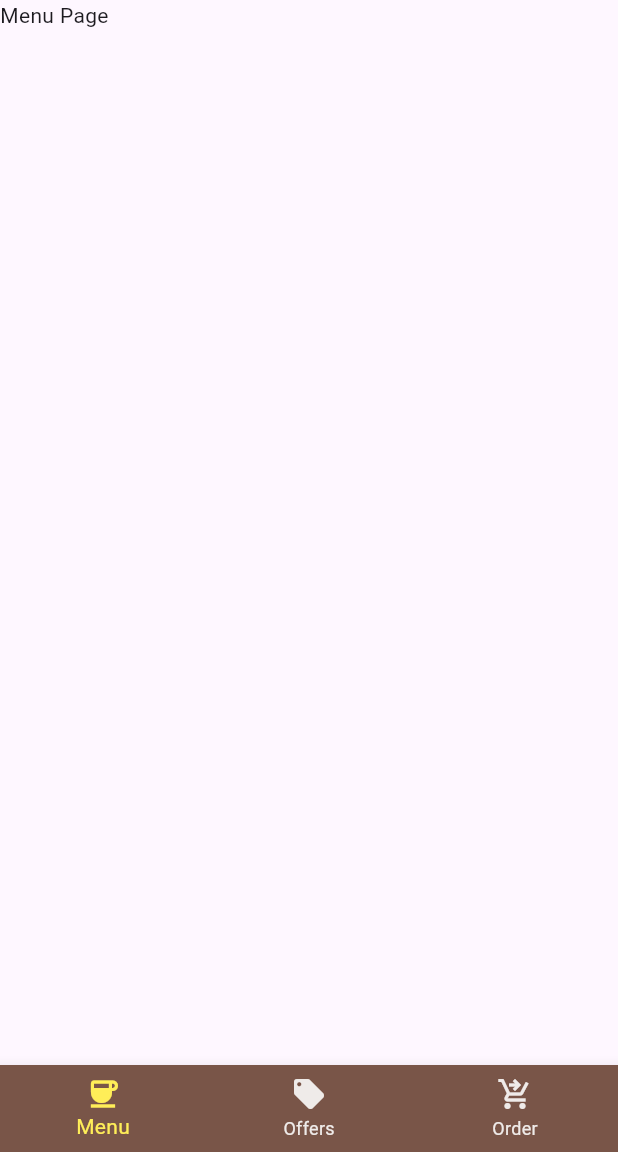
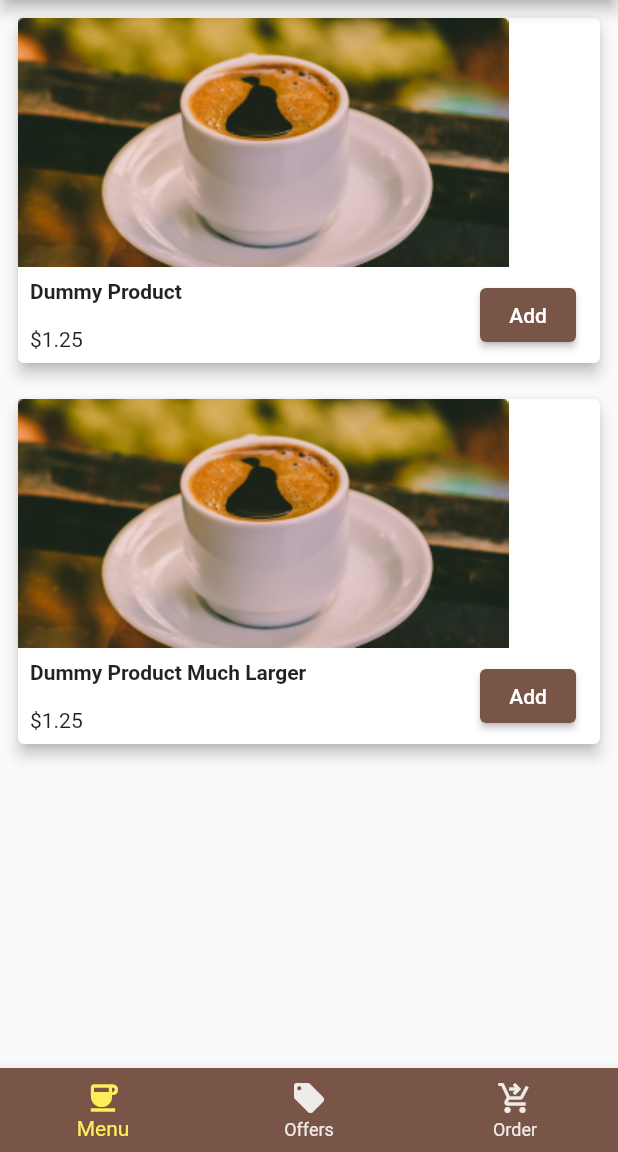
Before and after one commit to Achess01/fm-flutter, a Flutter app: the screen it shows after launch, on a phone screen of 412 x 824 dp, the part 84-1236 px from its top. Run offline on Flutter 3.47's test engine with Material 3 defaults, Android fonts, the phone set to English and light mode, and no system bars.

Commit message:
Create bottom menu pages

```diff
--- /dev/null
+++ b/lib/datamodel.dart
@@ -0,0 +1,36 @@
+class Product {
+  // Properties
+  int id;
+  String name;
+  double price;
+  String image;
+
+  String get imageUrl =>
+      "https://firtman.github.io/coffeemasters/api/images/$image";
+
+  Product({
+    required this.id,
+    required this.name,
+    required this.price,
+    required this.image,
+  });
+}
+
+class Category {
+  String name;
+  List<Product> products;
+
+  Category({
+    required this.name,
+    required this.products,
+  });
+}
+
+class ItemCart {
+  Product product;
+  int quantity;
+  ItemCart({
+    required this.product,
+    required this.quantity,
+  });
+}
--- a/lib/main.dart
+++ b/lib/main.dart
@@ -1,4 +1,6 @@
-import 'package:coffee_masters/offerspage.dart';
+import 'package:coffee_masters/pages/menupage.dart';
+import 'package:coffee_masters/pages/offerspage.dart';
+import 'package:coffee_masters/pages/orderpage.dart';
 import 'package:flutter/material.dart';
 
 void main() {
@@ -13,11 +15,9 @@ class MyApp extends StatelessWidget {
     return MaterialApp(
       title: 'Coffee Masters',
       theme: ThemeData(
-          primaryColor: Colors.brown,
-          primarySwatch: Colors.brown,
-          appBarTheme: const AppBarTheme(
-            backgroundColor: Colors.brown,
-          )),
+        useMaterial3: false,
+        primarySwatch: Colors.brown,
+      ),
       home: const MyHomePage(),
     );
   }
@@ -92,13 +92,13 @@ class _MyHomePageState extends State<MyHomePage> {
 
     switch (selectedIndex) {
       case 0:
-        currentWidgetPage = const Text("Menu Page");
+        currentWidgetPage = const MenuPage();
         break;
       case 1:
         currentWidgetPage = const OffersPage();
         break;
       case 2:
-        currentWidgetPage = const Text("Orders Page");
+        currentWidgetPage = const OrderPage();
         break;
     }
     return Scaffold(
--- /dev/null
+++ b/lib/pages/menupage.dart
@@ -0,0 +1,90 @@
+import 'package:coffee_masters/datamodel.dart';
+import 'package:flutter/material.dart';
+
+class MenuPage extends StatelessWidget {
+  const MenuPage({super.key});
+
+  @override
+  Widget build(BuildContext context) {
+    var p = Product(
+      id: 1,
+      name: "Dummy Product",
+      price: 1.25,
+      image: "",
+    );
+
+    var q = Product(
+        id: 2, name: "Dummy Product Much Larger", price: 1.25, image: "");
+    return ListView(
+      children: [
+        ProductItem(
+          product: p,
+          onAdd: () {},
+        ),
+        ProductItem(
+          product: q,
+          onAdd: () {},
+        ),
+      ],
+    );
+  }
+}
+
+class ProductItem extends StatelessWidget {
+  final Product product;
+  final Function onAdd;
+
+  const ProductItem({
+    super.key,
+    required this.product,
+    required this.onAdd,
+  });
+
+  @override
+  Widget build(BuildContext context) {
+    return Container(
+      padding: const EdgeInsets.all(8),
+      child: Card(
+        elevation: 4,
+        child: Column(
+          crossAxisAlignment: CrossAxisAlignment.start,
+          children: [
+            Image.asset("images/black_coffee.png"),
+            Row(
+              mainAxisAlignment: MainAxisAlignment.spaceBetween,
+              children: [
+                Column(
+                  crossAxisAlignment: CrossAxisAlignment.start,
+                  children: [
+                    Padding(
+                      padding: const EdgeInsets.all(8.0),
+                      child: Text(
+                        product.name,
+                        style: const TextStyle(
+                          fontWeight: FontWeight.bold,
+                        ),
+                      ),
+                    ),
+                    Padding(
+                      padding: const EdgeInsets.all(8.0),
+                      child: Text("\$${product.price}"),
+                    ),
+                  ],
+                ),
+                Padding(
+                  padding: const EdgeInsets.only(right: 16.0),
+                  child: ElevatedButton(
+                    onPressed: () {
+                      onAdd(product);
+                    },
+                    child: const Text("Add"),
+                  ),
+                )
+              ],
+            ),
+          ],
+        ),
+      ),
+    );
+  }
+}
--- a/lib/offerspage.dart
+++ b/lib/pages/offerspage.dart
@@ -57,7 +57,7 @@ class Offer extends StatelessWidget {
   @override
   Widget build(BuildContext context) {
     return SizedBox(
-      height: 175,
+      // height: 175,
       child: Padding(
         padding: const EdgeInsets.all(8.0),
         child: Card(
--- /dev/null
+++ b/lib/pages/orderpage.dart
@@ -0,0 +1,10 @@
+import 'package:flutter/material.dart';
+
+class OrderPage extends StatelessWidget {
+  const OrderPage({super.key});
+
+  @override
+  Widget build(BuildContext context) {
+    return const Placeholder();
+  }
+}
```
